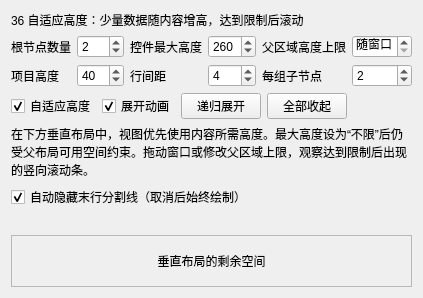
Above: examples/treetable_capabilities/36_auto_height/auto_height.ui from daonvshu/qt-virtual-item-views before the change. Below: the same form after it.
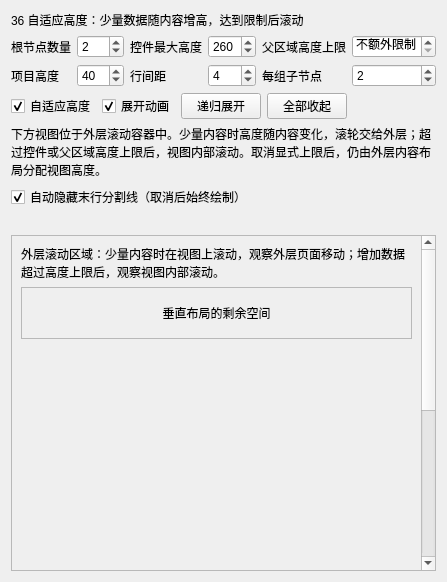
That is the form after the change.

Commit message: fix: preserve nested auto-height and honor visible frame edges

```diff
--- a/examples/treetable_capabilities/36_auto_height/auto_height.ui
+++ b/examples/treetable_capabilities/36_auto_height/auto_height.ui
@@ -2,7 +2,7 @@
 <ui version="4.0">
  <class>TreeTableAutoHeightExample</class>
  <widget class="QWidget" name="TreeTableAutoHeightExample">
-  <layout class="QVBoxLayout" name="pageLayout">
+  <layout class="QVBoxLayout" name="pageLayout" stretch="0,0,0,0,0,0,1">
    <item><widget class="QLabel" name="titleLabel"><property name="text"><string>36 自适应高度：少量数据随内容增高，达到限制后滚动</string></property><property name="wordWrap"><bool>true</bool></property></widget></item>
    <item><layout class="QGridLayout" name="controlsLayout">
     <item row="0" column="0"><widget class="QLabel" name="rowCountSpinLabel"><property name="text"><string>根节点数量</string></property><property name="buddy"><cstring>rowCountSpin</cstring></property></widget></item>
@@ -10,7 +10,7 @@
     <item row="0" column="2"><widget class="QLabel" name="maxHeightSpinLabel"><property name="text"><string>控件最大高度</string></property><property name="buddy"><cstring>maxHeightSpin</cstring></property></widget></item>
     <item row="0" column="3"><widget class="QSpinBox" name="maxHeightSpin"><property name="maximum"><number>800</number></property><property name="value"><number>260</number></property><property name="specialValueText"><string>不限</string></property></widget></item>
     <item row="0" column="4"><widget class="QLabel" name="parentLimitSpinLabel"><property name="text"><string>父区域高度上限</string></property><property name="buddy"><cstring>parentLimitSpin</cstring></property></widget></item>
-    <item row="0" column="5"><widget class="QSpinBox" name="parentLimitSpin"><property name="maximum"><number>800</number></property><property name="value"><number>0</number></property><property name="specialValueText"><string>随窗口</string></property></widget></item>
+    <item row="0" column="5"><widget class="QSpinBox" name="parentLimitSpin"><property name="maximum"><number>800</number></property><property name="value"><number>0</number></property><property name="specialValueText"><string>不额外限制</string></property></widget></item>
     <item row="1" column="0"><widget class="QLabel" name="heightSpinLabel"><property name="text"><string>项目高度</string></property><property name="buddy"><cstring>heightSpin</cstring></property></widget></item>
     <item row="1" column="1"><widget class="QSpinBox" name="heightSpin"><property name="minimum"><number>24</number></property><property name="maximum"><number>120</number></property><property name="value"><number>40</number></property></widget></item>
     <item row="1" column="2"><widget class="QLabel" name="spacingSpinLabel"><property name="text"><string>行间距</string></property><property name="buddy"><cstring>spacingSpin</cstring></property></widget></item>
@@ -25,10 +25,20 @@
     <item><widget class="QPushButton" name="collapseButton"><property name="text"><string>全部收起</string></property><property name="focusPolicy"><enum>Qt::NoFocus</enum></property></widget></item>
     <item><spacer name="toggleSpacer"><property name="orientation"><enum>Qt::Horizontal</enum></property><property name="sizeHint" stdset="0"><size><width>10</width><height>1</height></size></property></spacer></item>
    </layout></item>
-   <item><widget class="QLabel" name="hintLabel"><property name="wordWrap"><bool>true</bool></property><property name="text"><string>在下方垂直布局中，视图优先使用内容所需高度。最大高度设为“不限”后仍受父布局可用空间约束。拖动窗口或修改父区域上限，观察达到限制后出现的竖向滚动条。</string></property></widget></item>
+   <item><widget class="QLabel" name="hintLabel"><property name="wordWrap"><bool>true</bool></property><property name="text"><string>下方视图位于外层滚动容器中。少量内容时高度随内容变化，滚轮交给外层；超过控件或父区域高度上限后，视图内部滚动。取消显式上限后，仍由外层内容布局分配视图高度。</string></property></widget></item>
    <item><widget class="QCheckBox" name="autoHideTrailingLineCheck"><property name="text"><string>自动隐藏末行分割线（取消后始终绘制）</string></property><property name="checked"><bool>true</bool></property></widget></item>
    <item><widget class="QLabel" name="statusLabel"><property name="wordWrap"><bool>true</bool></property><property name="text"><string/></property></widget></item>
+   <item><widget class="QScrollArea" name="outerScrollArea">
+    <property name="widgetResizable"><bool>true</bool></property>
+    <property name="minimumSize"><size><width>0</width><height>160</height></size></property>
+    <widget class="QWidget" name="scrollContent">
+     <layout class="QVBoxLayout" name="outerContentLayout">
+      <item><widget class="QLabel" name="outerHint">
+       <property name="wordWrap"><bool>true</bool></property>
+       <property name="text"><string>外层滚动区域：少量内容时在视图上滚动，观察外层页面移动；增加数据超过高度上限后，观察视图内部滚动。</string></property>
+      </widget></item>
    <item><widget class="QFrame" name="previewHost">
+       <property name="sizePolicy"><sizepolicy hsizetype="Expanding" vsizetype="Maximum"><horstretch>0</horstretch><verstretch>0</verstretch></sizepolicy></property>
     <property name="frameShape"><enum>QFrame::StyledPanel</enum></property>
     <layout class="QVBoxLayout" name="previewLayout">
      <item><widget class="QLabel" name="remainingLabel">
@@ -38,6 +48,11 @@
       <property name="alignment"><set>Qt::AlignCenter</set></property>
      </widget></item>
     </layout>
+      </widget></item>
+      <item><spacer name="outerSpacer"><property name="sizeType"><enum>QSizePolicy::MinimumExpanding</enum></property><property name="orientation"><enum>Qt::Vertical</enum></property><property name="sizeHint" stdset="0"><size><width>20</width><height>500</height></size></property></spacer></item>
+      <item><widget class="QLabel" name="outerBottom"><property name="text"><string>外层内容底部</string></property></widget></item>
+     </layout>
+    </widget>
    </widget></item>
   </layout>
  </widget>
```
Lines whose indentation alone changed are shown as unchanged. The commit also changes 24 other files.
